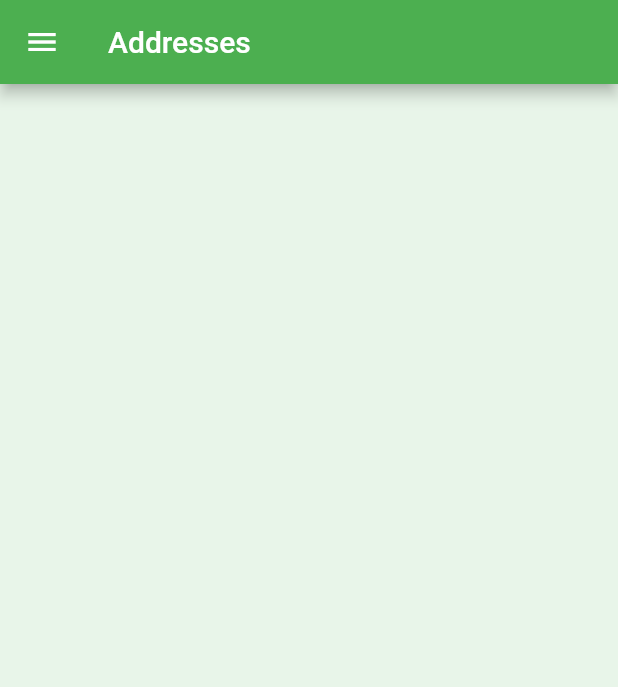
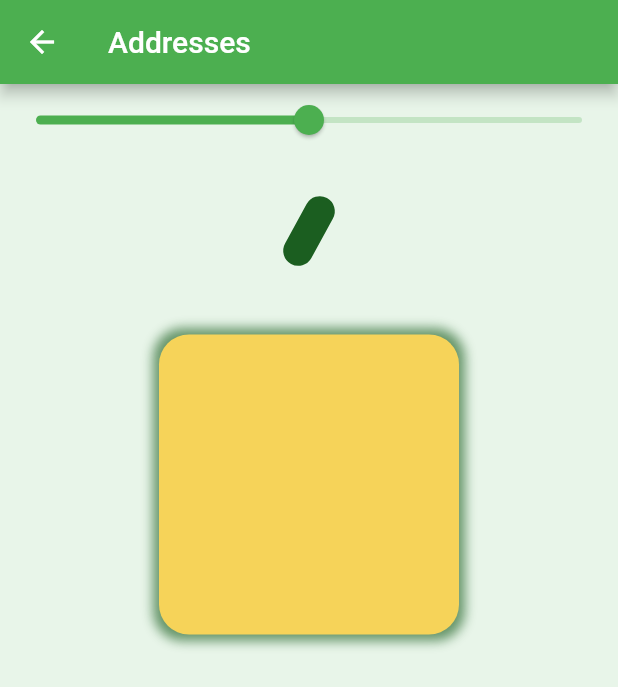
Before and after one commit to kartik-zignuts/main-assignment, a Flutter app: the AddressesPage screen opened directly, on a phone screen of 412 x 824 dp. Shown: the top 687 px of the screen. Run offline on Flutter 3.47's test engine with Material 2 defaults, Android fonts, the phone set to English and light mode, and no system bars; our stand-ins replace cached_network_image, email_validator, google_fonts, google_maps_flutter, image_picker, location and 3 more; missing offline and left inert: image_picker_for_web, location_web, shared_preferences_web; accounts and stored records are empty; network calls fail.

```diff
--- a/lib/main.dart
+++ b/lib/main.dart
@@ -20,7 +20,7 @@ class MyApp extends StatelessWidget {
       title: 'Assignment',
       // theme: ThemeData(primarySwatch: Colors.blueGrey),
       debugShowCheckedModeBanner: false,
-      initialRoute: 'login',
+      initialRoute: 'dashBoard',
       routes: {
         'login': (context) => const Login(),
         'register': (context) => Register(),
--- a/lib/pages/drawerPgaes/addresses/adresses_screen.dart
+++ b/lib/pages/drawerPgaes/addresses/adresses_screen.dart
@@ -1,16 +1,74 @@
-import 'package:assignment_app/pages/home/widget/navigatore_drawer.dart';
 import 'package:flutter/material.dart';
+import 'dart:math';
 
-class AddressesPage extends StatelessWidget {
-  const AddressesPage({Key? key}) : super(key: key);
+class AddressesPage extends StatefulWidget {
+  AddressesPage({Key? key}) : super(key: key);
+
+  @override
+  State<AddressesPage> createState() => _AddressesPageState();
+}
+
+class _AddressesPageState extends State<AddressesPage> {
+  var sliderval = 0.5;
 
   @override
   Widget build(BuildContext context) {
     return Scaffold(
-      appBar: AppBar(
-        title: const Text('Addresses'),
-      ),
-      drawer: const Navigation_drawer(),
-    );
+        appBar: AppBar(
+          title: const Text('Addresses'),
+        ),
+        body: Column(children: [
+          Center(
+            child: Slider(
+              value: sliderval,
+              onChanged: (value) => setState(() {
+                sliderval = value;
+              }),
+            ),
+          ),
+          Transform.rotate(
+            angle: sliderval,
+            child: Transform.scale(
+              scale: sliderval,
+              child: Container(
+                decoration: BoxDecoration(
+                    borderRadius: BorderRadius.circular(20),
+                    color: Colors.green.shade900),
+                width: 40,
+                height: 100,
+              ),
+            ),
+          ),
+          TweenAnimationBuilder(
+            tween: Tween<double>(begin: 0, end: 1),
+            child: Container(
+              height: 200,
+              width: 200,
+              decoration: BoxDecoration(
+                  color: Colors.amber,
+                  borderRadius: BorderRadius.circular(20),
+                  boxShadow: [
+                    BoxShadow(
+                      color: Colors.green.shade900,
+                      offset: const Offset(0, 0),
+                      blurRadius: 6,
+                      spreadRadius: 4,
+                    )
+                  ]),
+            ),
+            duration: const Duration(seconds: 3),
+            builder: (context, double value, child) {
+              return Opacity(
+                opacity: value,
+                child: Padding(
+                  padding: EdgeInsets.only(
+                    top: value * 30,
+                  ),
+                  child: child,
+                ),
+              );
+            },
+          )
+        ]));
   }
 }
--- a/lib/pages/home/widget/navigatore_drawer.dart
+++ b/lib/pages/home/widget/navigatore_drawer.dart
@@ -170,7 +170,7 @@ void selectitemnextpage(BuildContext context, int index) {
       break;
     case 1:
       Navigator.of(context).push(MaterialPageRoute(
-        builder: (context) => const AddressesPage(),
+        builder: (context) => AddressesPage(),
       ));
 
       break;
```
Also changed, not shown: lib/pages/home/bottome_navigationBar/home_screenOfHome.dart (+28 -6 lines), lib/pages/home/bottome_navigationBar/list_screen.dart (+9 -5 lines), 4 other files.
